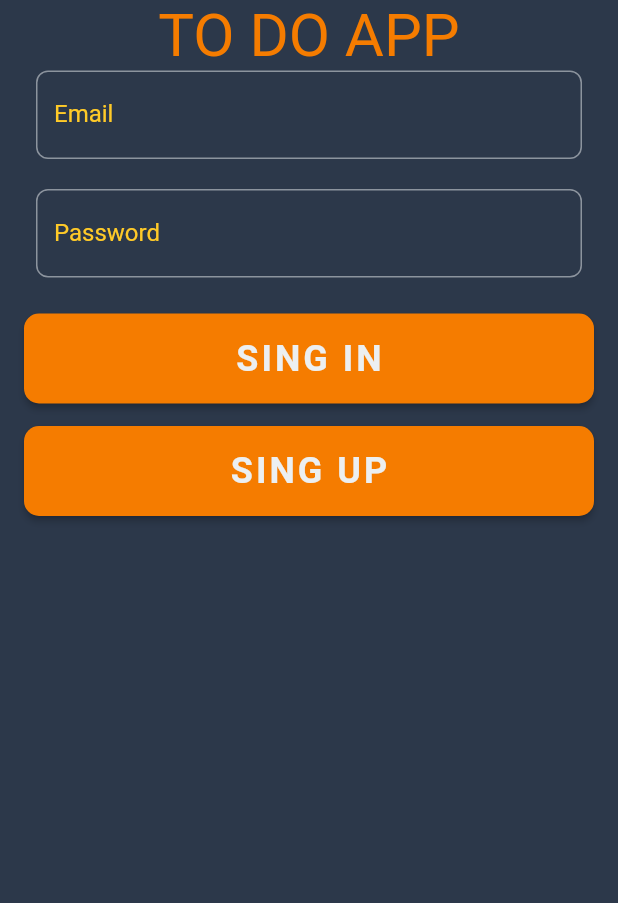
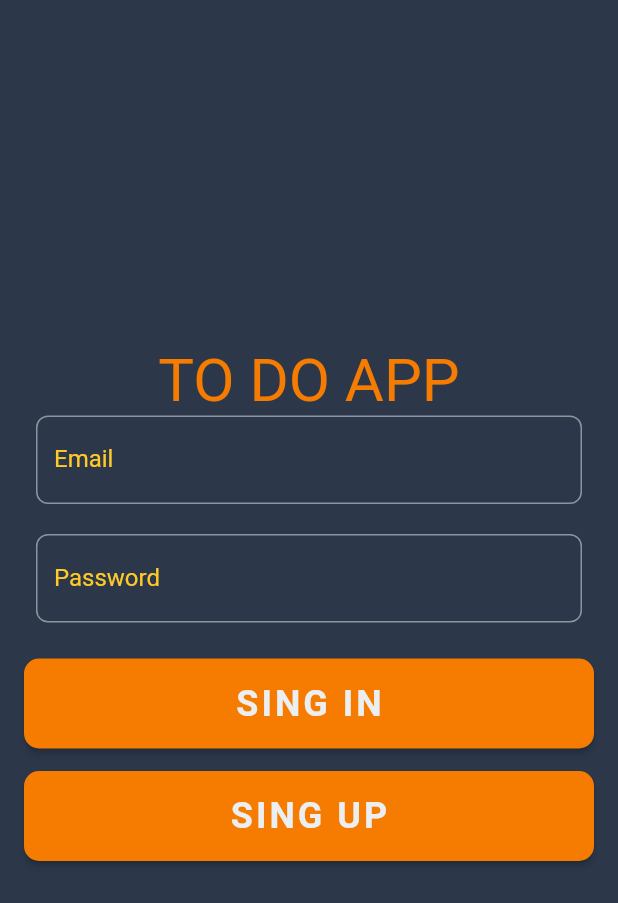
Before and after one commit to Pankajarya726/flutter_firebase_to_do, a Flutter app: the screen it shows after launch, on a phone screen of 412 x 824 dp. Shown: the top 903 px of the screen. Run offline on Flutter 3.47's test engine with Material 2 defaults, Android fonts, the phone set to English and light mode, and no system bars; our stand-ins replace cloud_firestore, firebase_auth, firebase_core, flutter_easyloading; accounts and stored records are empty.

Commit message:
change in login.dart, notes.dart, main.dart

```diff
--- a/lib/main.dart
+++ b/lib/main.dart
@@ -13,6 +13,7 @@ class MyApp extends StatelessWidget {
   @override
   Widget build(BuildContext context) {
     return MaterialApp(
+      debugShowCheckedModeBanner: false,
       builder: EasyLoading.init(),
       title: 'TO DO',
       theme: ThemeData(
--- a/lib/screen/login.dart
+++ b/lib/screen/login.dart
@@ -25,8 +25,9 @@ class _LoginScreenState extends State<LoginScreen> {
       onTap: () => _emailFocusNode.unfocus(),
       child: Scaffold(
         backgroundColor: CustomColors.firebaseNavy,
-        body: SingleChildScrollView(
-          child: Padding(
+        body: Center(
+          child: SafeArea(
+            child: SingleChildScrollView(
               padding: const EdgeInsets.only(
                 left: 16.0,
                 right: 16.0,
@@ -34,11 +35,6 @@ class _LoginScreenState extends State<LoginScreen> {
               ),
               child: Column(
                 mainAxisSize: MainAxisSize.max,
-              children: [
-                Row(),
-                Expanded(
-                  child: Column(
-                    mainAxisSize: MainAxisSize.min,
                 mainAxisAlignment: MainAxisAlignment.center,
                 children: [
                   Text(
@@ -46,9 +42,6 @@ class _LoginScreenState extends State<LoginScreen> {
                     style: TextStyle(
                       color: CustomColors.firebaseOrange,
                       fontSize: 40,
-                        ),
-                      ),
-                    ],
                     ),
                   ),
                   FutureBuilder(
@@ -74,6 +67,7 @@ class _LoginScreenState extends State<LoginScreen> {
             ),
           ),
         ),
+      ),
     );
   }
 }
```
Also changed, not shown: lib/screen/notes.dart (+6 -3 lines). Lines whose indentation alone changed are shown as unchanged.
